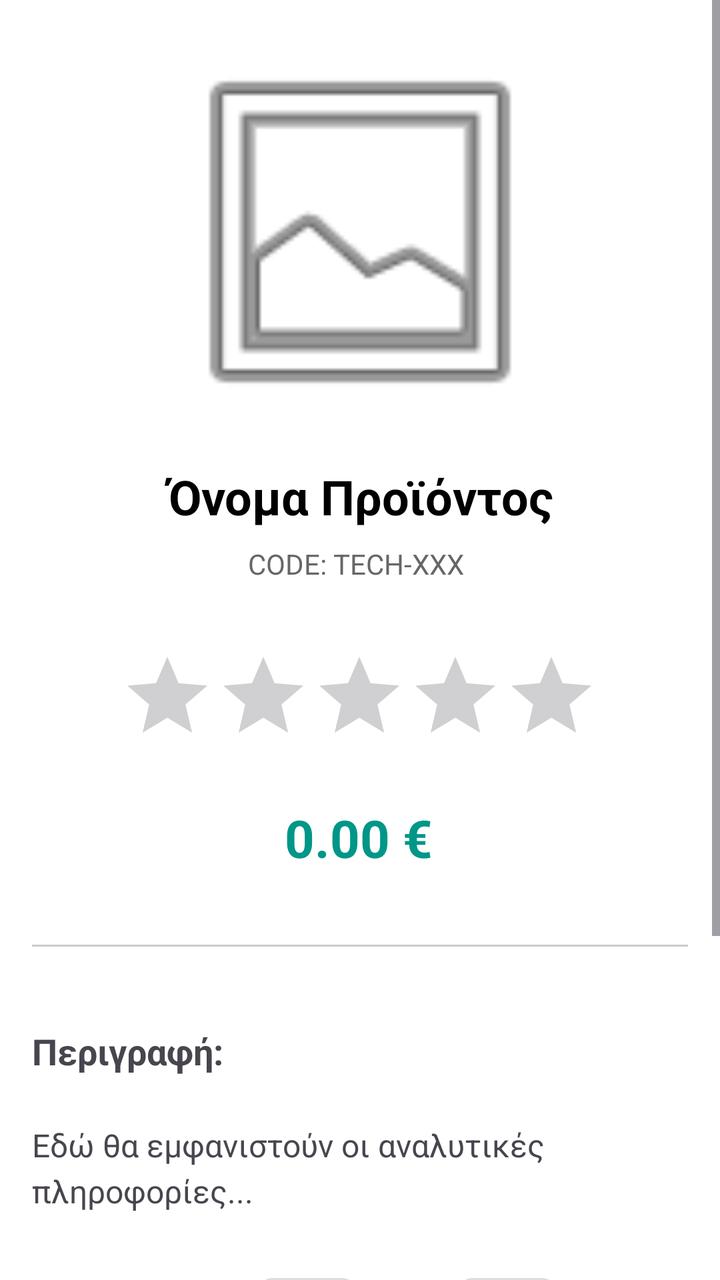
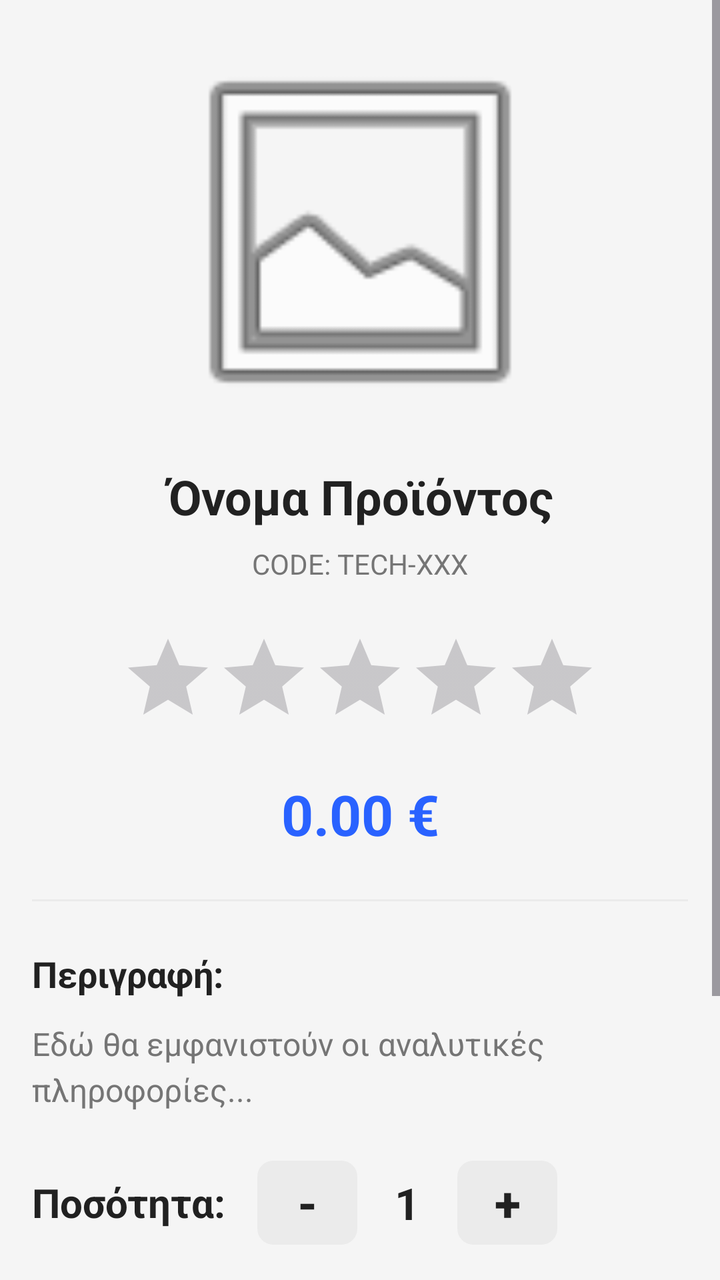

Two renders of the same Android screen: before a commit and after it. Below are the layout's source before the change and the commit's diff.
<!-- AndroidManifest.xml: application theme Theme.Team21 -->
<!-- res/layout/activity_product_details.xml -->
<?xml version="1.0" encoding="utf-8"?>
<ScrollView xmlns:android="http://schemas.android.com/apk/res/android"
    xmlns:app="http://schemas.android.com/apk/res-auto"
    xmlns:tools="http://schemas.android.com/tools"
    android:id="@+id/main"
    android:layout_width="match_parent"
    android:layout_height="match_parent"
    android:background="#FFFFFF"
    android:fillViewport="true">

    <androidx.constraintlayout.widget.ConstraintLayout
        android:id="@+id/content"
        android:layout_width="match_parent"
        android:layout_height="wrap_content"
        android:padding="16dp">

        <ImageView
            android:id="@+id/imgDetail"
            android:layout_width="0dp"
            android:layout_height="200dp"
            android:scaleType="fitCenter"
            android:src="@android:drawable/ic_menu_gallery"
            app:layout_constraintEnd_toEndOf="parent"
            app:layout_constraintStart_toStartOf="parent"
            app:layout_constraintTop_toTopOf="parent" />

        <TextView
            android:id="@+id/txtProductDetailActivityName"
            android:layout_width="0dp"
            android:layout_height="wrap_content"
            android:layout_marginTop="16dp"
            android:gravity="center"
            android:text="Όνομα Προϊόντος"
            android:textColor="@android:color/black"
            android:textSize="24sp"
            android:textStyle="bold"
            app:layout_constraintEnd_toEndOf="parent"
            app:layout_constraintStart_toStartOf="parent"
            app:layout_constraintTop_toBottomOf="@+id/imgDetail" />

        <TextView
            android:id="@+id/txtProductDetailActivityCode"
            android:layout_width="112dp"
            android:layout_height="20dp"
            android:layout_marginTop="8dp"
            android:text="CODE: TECH-XXX"
            android:textColor="#666666"
            android:textSize="14sp"
            app:layout_constraintEnd_toEndOf="parent"
            app:layout_constraintStart_toStartOf="parent"
            app:layout_constraintTop_toBottomOf="@+id/txtProductDetailActivityName" />


        <RatingBar
            android:id="@+id/ratingBarProductDetail"
            android:layout_width="wrap_content"
            android:layout_height="wrap_content"
            android:layout_marginTop="32dp"
            android:isIndicator="true"
            android:numStars="5"
            android:progressTint="#FFC107"
            android:stepSize="0.1"
            app:layout_constraintEnd_toEndOf="parent"
            app:layout_constraintHorizontal_bias="0.496"
            app:layout_constraintStart_toStartOf="parent"
            app:layout_constraintTop_toBottomOf="@+id/txtProductDetailActivityCode" />

        <TextView
            android:id="@+id/txtProductDetailActivityPrice"
            android:layout_width="wrap_content"
            android:layout_height="wrap_content"
            android:layout_marginTop="20dp"
            android:text="0.00 €"
            android:textColor="#009688"
            android:textSize="26sp"
            android:textStyle="bold"
            app:layout_constraintEnd_toEndOf="parent"
            app:layout_constraintHorizontal_bias="0.498"
            app:layout_constraintStart_toStartOf="parent"
            app:layout_constraintTop_toBottomOf="@+id/ratingBarProductDetail" />

        <View
            android:id="@+id/divider"
            android:layout_width="0dp"
            android:layout_height="1dp"
            android:layout_marginTop="36dp"
            android:background="#CCCCCC"
            app:layout_constraintEnd_toEndOf="parent"
            app:layout_constraintHorizontal_bias="0.0"
            app:layout_constraintStart_toStartOf="parent"
            app:layout_constraintTop_toBottomOf="@+id/txtProductDetailActivityPrice" />

        <TextView
            android:id="@+id/txtProductDetailActivityLabelDescription"
            android:layout_width="wrap_content"
            android:layout_height="wrap_content"
            android:layout_marginTop="40dp"
            android:text="Περιγραφή:"
            android:textSize="18sp"
            android:textStyle="bold"
            app:layout_constraintStart_toStartOf="parent"
            app:layout_constraintTop_toBottomOf="@+id/divider" />

        <TextView
            android:id="@+id/txtProductDetailActivityDetailDescription"
            android:layout_width="0dp"
            android:layout_height="wrap_content"
            android:layout_marginTop="24dp"
            android:lineSpacingExtra="4dp"
            android:text="Εδώ θα εμφανιστούν οι αναλυτικές πληροφορίες..."
            android:textSize="16sp"
            app:layout_constraintEnd_toEndOf="parent"
            app:layout_constraintHorizontal_bias="0.0"
            app:layout_constraintStart_toStartOf="parent"
            app:layout_constraintTop_toBottomOf="@+id/txtProductDetailActivityLabelDescription" />

        <TextView
            android:id="@+id/txtProductDetailActivityLabelQuantity"
            android:layout_width="wrap_content"
            android:layout_height="wrap_content"
            android:layout_marginTop="40dp"
            android:text="Ποσότητα:"
            android:textSize="20sp"
            android:textStyle="bold"
            app:layout_constraintStart_toStartOf="parent"
            app:layout_constraintTop_toBottomOf="@+id/txtProductDetailActivityDetailDescription" />

        <Button
            android:id="@+id/btnProductDetailActivityQuantityMinus"
            android:layout_width="50dp"
            android:layout_height="50dp"
            android:layout_marginStart="16dp"
            android:backgroundTint="#DDDDDD"
            android:padding="0dp"
            android:text="-"
            android:textColor="#000000"
            android:textSize="24sp"
            android:textStyle="bold"
            app:cornerRadius="8dp"
            app:layout_constraintBottom_toBottomOf="@+id/txtProductDetailActivityLabelQuantity"
            app:layout_constraintStart_toEndOf="@+id/txtProductDetailActivityLabelQuantity"
            app:layout_constraintTop_toTopOf="@+id/txtProductDetailActivityLabelQuantity" />

        <TextView
            android:id="@+id/txtProductDetailActivityQuantity"
            android:layout_width="50dp"
            android:layout_height="wrap_content"
            android:gravity="center"
            android:text="1"
            android:textSize="22sp"
            android:textStyle="bold"
            app:layout_constraintBottom_toBottomOf="@+id/btnProductDetailActivityQuantityMinus"
            app:layout_constraintStart_toEndOf="@+id/btnProductDetailActivityQuantityMinus"
            app:layout_constraintTop_toTopOf="@+id/btnProductDetailActivityQuantityMinus" />

        <Button
            android:id="@+id/btnProductDetailActivityQuantityPlus"
            android:layout_width="50dp"
            android:layout_height="50dp"
            android:backgroundTint="#DDDDDD"
            android:padding="0dp"
            android:text="+"
            android:textColor="#000000"
            android:textSize="24sp"
            android:textStyle="bold"
            app:cornerRadius="8dp"
            app:layout_constraintBottom_toBottomOf="@+id/txtProductDetailActivityQuantity"
            app:layout_constraintStart_toEndOf="@+id/txtProductDetailActivityQuantity"
            app:layout_constraintTop_toTopOf="@+id/txtProductDetailActivityQuantity" />

        <Button
            android:id="@+id/btnProductDetailViewReviews"
            android:layout_width="0dp"
            android:layout_height="55dp"
            android:layout_marginStart="10dp"
            android:layout_marginTop="36dp"
            android:layout_marginEnd="10dp"
            android:backgroundTint="#009688"
            android:drawableStart="@android:drawable/btn_star_big_off"
            android:text="Προβολή Αξιολογήσεων"
            android:textColor="#FFFFFF"
            android:textSize="18sp"
            android:textStyle="bold"
            app:cornerRadius="8dp"
            app:layout_constraintEnd_toEndOf="parent"
            app:layout_constraintHorizontal_bias="0.0"
            app:layout_constraintStart_toStartOf="parent"
            app:layout_constraintTop_toBottomOf="@+id/txtProductDetailActivityLabelQuantity" />

        <Button
            android:id="@+id/btnProductDetailActivityAddCart"
            android:layout_width="0dp"
            android:layout_height="55dp"
            android:layout_marginStart="10dp"
            android:layout_marginTop="16dp"
            android:layout_marginEnd="10dp"
            android:layout_marginBottom="24dp"
            android:backgroundTint="#009688"
            android:drawableLeft="@drawable/outline_add_shopping_cart_24"
            android:text="Προσθήκη στο Καλάθι"
            android:textSize="18sp"
            android:textStyle="bold"
            app:cornerRadius="8dp"
            app:layout_constraintBottom_toBottomOf="parent"
            app:layout_constraintEnd_toEndOf="parent"
            app:layout_constraintHorizontal_bias="1.0"
            app:layout_constraintStart_toStartOf="parent"
            app:layout_constraintTop_toBottomOf="@+id/btnProductDetailViewReviews"
            app:layout_constraintVertical_bias="1.0" />

        <FrameLayout
            android:id="@+id/fragment_container_reviews"
            android:layout_width="0dp"
            android:layout_height="0dp"
            android:background="#FFFFFF"
            android:clickable="true"
            android:elevation="20dp"
            android:focusable="true"
            android:visibility="invisible"
            app:layout_constraintBottom_toBottomOf="parent"
            app:layout_constraintEnd_toEndOf="parent"
            app:layout_constraintStart_toStartOf="parent"
            app:layout_constraintTop_toTopOf="parent" />

    </androidx.constraintlayout.widget.ConstraintLayout>
</ScrollView>
<!-- resources referenced by this layout -->
<resources>
  <!-- drawable outline_add_shopping_cart_24 (drawable) -->
  <vector xmlns:android="http://schemas.android.com/apk/res/android" android:height="24dp" android:tint="#FFFFFF" android:viewportHeight="960" android:viewportWidth="960" android:width="24dp">
        
      <path android:fillColor="@android:color/white" android:pathData="M440,360L440,240L320,240L320,160L440,160L440,40L520,40L520,160L640,160L640,240L520,240L520,360L440,360ZM280,880Q247,880 223.5,856.5Q200,833 200,800Q200,767 223.5,743.5Q247,720 280,720Q313,720 336.5,743.5Q360,767 360,800Q360,833 336.5,856.5Q313,880 280,880ZM680,880Q647,880 623.5,856.5Q600,833 600,800Q600,767 623.5,743.5Q647,720 680,720Q713,720 736.5,743.5Q760,767 760,800Q760,833 736.5,856.5Q713,880 680,880ZM40,160L40,80L171,80L341,440L621,440Q621,440 621,440Q621,440 621,440L777,160L868,160L692,478Q681,498 662.5,509Q644,520 622,520L324,520L280,600Q280,600 280,600Q280,600 280,600L760,600L760,680L280,680Q235,680 211.5,641Q188,602 210,562L264,464L120,160L40,160Z"/>
      
  </vector>
  <style name="Theme.Team21" parent="Base.Theme.Team21" />
  <style name="Base.Theme.Team21" parent="Theme.Material3.DayNight.NoActionBar">
  
          
          <item name="android:windowBackground">@color/bg_light</item>
          <item name="colorSurface">@color/card_light</item>
          <item name="colorSurfaceVariant">@color/input_bg_light</item>
  
          
          <item name="colorOnSurface">@color/text_dark</item>
          <item name="colorOnSurfaceVariant">@color/text_muted_light</item>
  
          <item name="colorOnPrimary">@color/white</item>
  
          
          <item name="colorPrimary">@color/eshop_primary</item>
          <item name="colorSecondary">@color/eshop_accent</item>
  
          <item name="colorError">@color/error_red_light</item>
  
          
          <item name="android:statusBarColor">@color/bg_light</item>
          <item name="android:windowLightStatusBar">true</item>
  
          
          <item name="colorFilterActive">@color/filter_active_light</item>
          <item name="colorFilterUnselected">@color/filter_bg_unselected_light</item>
  
          
          <item name="colorMenuButton">@color/teal_menu_light</item>
      </style>
  <color name="bg_light">#F5F5F5</color>
  <color name="card_light">#FFFFFF</color>
  <color name="input_bg_light">#EBEBEB</color>
  <color name="text_dark">#212121</color>
  <color name="text_muted_light">#757575</color>
  <color name="white">#FFFFFFFF</color>
  <color name="eshop_primary">#2962FF</color>
  <color name="eshop_accent">#FF6D00</color>
  <color name="error_red_light">#D32F2F</color>
  <color name="filter_active_light">#2962FF</color>
  <color name="filter_bg_unselected_light">#E0E0E0</color>
  <color name="teal_menu_light">#009688</color>
</resources>

<!-- the commit's change to res/layout/activity_product_details.xml (unified diff, before → after) -->
@@ -5,7 +5,7 @@
     android:id="@+id/main"
     android:layout_width="match_parent"
     android:layout_height="match_parent"
-    android:background="#FFFFFF"
+    android:background="?android:attr/windowBackground"
     android:fillViewport="true">
 
     <androidx.constraintlayout.widget.ConstraintLayout
@@ -31,7 +31,7 @@
             android:layout_marginTop="16dp"
             android:gravity="center"
             android:text="Όνομα Προϊόντος"
-            android:textColor="@android:color/black"
+            android:textColor="?attr/colorOnSurface"
             android:textSize="24sp"
             android:textStyle="bold"
             app:layout_constraintEnd_toEndOf="parent"
@@ -40,28 +40,26 @@
 
         <TextView
             android:id="@+id/txtProductDetailActivityCode"
-            android:layout_width="112dp"
-            android:layout_height="20dp"
+            android:layout_width="wrap_content"
+            android:layout_height="wrap_content"
             android:layout_marginTop="8dp"
             android:text="CODE: TECH-XXX"
-            android:textColor="#666666"
+            android:textColor="?attr/colorOnSurfaceVariant"
             android:textSize="14sp"
             app:layout_constraintEnd_toEndOf="parent"
             app:layout_constraintStart_toStartOf="parent"
             app:layout_constraintTop_toBottomOf="@+id/txtProductDetailActivityName" />
-
 
         <RatingBar
             android:id="@+id/ratingBarProductDetail"
             android:layout_width="wrap_content"
             android:layout_height="wrap_content"
-            android:layout_marginTop="32dp"
+            android:layout_marginTop="24dp"
             android:isIndicator="true"
             android:numStars="5"
-            android:progressTint="#FFC107"
+            android:progressTint="?attr/colorPrimary"
             android:stepSize="0.1"
             app:layout_constraintEnd_toEndOf="parent"
-            app:layout_constraintHorizontal_bias="0.496"
             app:layout_constraintStart_toStartOf="parent"
             app:layout_constraintTop_toBottomOf="@+id/txtProductDetailActivityCode" />
 
@@ -69,13 +67,12 @@
             android:id="@+id/txtProductDetailActivityPrice"
             android:layout_width="wrap_content"
             android:layout_height="wrap_content"
-            android:layout_marginTop="20dp"
+            android:layout_marginTop="16dp"
             android:text="0.00 €"
-            android:textColor="#009688"
-            android:textSize="26sp"
-            android:textStyle="bold"
-            app:layout_constraintEnd_toEndOf="parent"
-            app:layout_constraintHorizontal_bias="0.498"
+            android:textColor="?attr/colorPrimary"
+            android:textSize="28sp"
+            android:textStyle="bold"
+            app:layout_constraintEnd_toEndOf="parent"
             app:layout_constraintStart_toStartOf="parent"
             app:layout_constraintTop_toBottomOf="@+id/ratingBarProductDetail" />
 
@@ -83,10 +80,9 @@
             android:id="@+id/divider"
             android:layout_width="0dp"
             android:layout_height="1dp"
-            android:layout_marginTop="36dp"
-            android:background="#CCCCCC"
-            app:layout_constraintEnd_toEndOf="parent"
-            app:layout_constraintHorizontal_bias="0.0"
+            android:layout_marginTop="24dp"
+            android:background="?attr/colorSurfaceVariant"
+            app:layout_constraintEnd_toEndOf="parent"
             app:layout_constraintStart_toStartOf="parent"
             app:layout_constraintTop_toBottomOf="@+id/txtProductDetailActivityPrice" />
 
@@ -94,8 +90,9 @@
             android:id="@+id/txtProductDetailActivityLabelDescription"
             android:layout_width="wrap_content"
             android:layout_height="wrap_content"
-            android:layout_marginTop="40dp"
+            android:layout_marginTop="24dp"
             android:text="Περιγραφή:"
+            android:textColor="?attr/colorOnSurface"
             android:textSize="18sp"
             android:textStyle="bold"
             app:layout_constraintStart_toStartOf="parent"
@@ -105,12 +102,12 @@
             android:id="@+id/txtProductDetailActivityDetailDescription"
             android:layout_width="0dp"
             android:layout_height="wrap_content"
-            android:layout_marginTop="24dp"
+            android:layout_marginTop="12dp"
             android:lineSpacingExtra="4dp"
             android:text="Εδώ θα εμφανιστούν οι αναλυτικές πληροφορίες..."
+            android:textColor="?attr/colorOnSurfaceVariant"
             android:textSize="16sp"
             app:layout_constraintEnd_toEndOf="parent"
-            app:layout_constraintHorizontal_bias="0.0"
             app:layout_constraintStart_toStartOf="parent"
             app:layout_constraintTop_toBottomOf="@+id/txtProductDetailActivityLabelDescription" />
 
@@ -118,22 +115,23 @@
             android:id="@+id/txtProductDetailActivityLabelQuantity"
             android:layout_width="wrap_content"
             android:layout_height="wrap_content"
-            android:layout_marginTop="40dp"
+            android:layout_marginTop="32dp"
             android:text="Ποσότητα:"
+            android:textColor="?attr/colorOnSurface"
             android:textSize="20sp"
             android:textStyle="bold"
             app:layout_constraintStart_toStartOf="parent"
             app:layout_constraintTop_toBottomOf="@+id/txtProductDetailActivityDetailDescription" />
 
-        <Button
+        <com.google.android.material.button.MaterialButton
             android:id="@+id/btnProductDetailActivityQuantityMinus"
             android:layout_width="50dp"
             android:layout_height="50dp"
             android:layout_marginStart="16dp"
-            android:backgroundTint="#DDDDDD"
+            app:backgroundTint="?attr/colorSurfaceVariant"
             android:padding="0dp"
             android:text="-"
-            android:textColor="#000000"
+            android:textColor="?attr/colorOnSurface"
             android:textSize="24sp"
             android:textStyle="bold"
             app:cornerRadius="8dp"
@@ -147,20 +145,21 @@
             android:layout_height="wrap_content"
             android:gravity="center"
             android:text="1"
+            android:textColor="?attr/colorOnSurface"
             android:textSize="22sp"
             android:textStyle="bold"
             app:layout_constraintBottom_toBottomOf="@+id/btnProductDetailActivityQuantityMinus"
             app:layout_constraintStart_toEndOf="@+id/btnProductDetailActivityQuantityMinus"
             app:layout_constraintTop_toTopOf="@+id/btnProductDetailActivityQuantityMinus" />
 
-        <Button
+        <com.google.android.material.button.MaterialButton
             android:id="@+id/btnProductDetailActivityQuantityPlus"
             android:layout_width="50dp"
             android:layout_height="50dp"
-            android:backgroundTint="#DDDDDD"
+            app:backgroundTint="?attr/colorSurfaceVariant"
             android:padding="0dp"
             android:text="+"
-            android:textColor="#000000"
+            android:textColor="?attr/colorOnSurface"
             android:textSize="24sp"
             android:textStyle="bold"
             app:cornerRadius="8dp"
@@ -168,51 +167,56 @@
             app:layout_constraintStart_toEndOf="@+id/txtProductDetailActivityQuantity"
             app:layout_constraintTop_toTopOf="@+id/txtProductDetailActivityQuantity" />
 
-        <Button
+        <com.google.android.material.button.MaterialButton
             android:id="@+id/btnProductDetailViewReviews"
             android:layout_width="0dp"
-            android:layout_height="55dp"
+            android:layout_height="60dp"
             android:layout_marginStart="10dp"
-            android:layout_marginTop="36dp"
+            android:layout_marginTop="32dp"
             android:layout_marginEnd="10dp"
-            android:backgroundTint="#009688"
-            android:drawableStart="@android:drawable/btn_star_big_off"
+            app:backgroundTint="?attr/colorPrimary"
+            app:icon="@android:drawable/btn_star_big_off"
+            app:iconSize="24dp"
+            app:iconTint="?attr/colorOnPrimary"
+            app:iconGravity="textStart"
             android:text="Προβολή Αξιολογήσεων"
-            android:textColor="#FFFFFF"
-            android:textSize="18sp"
-            android:textStyle="bold"
-            app:cornerRadius="8dp"
-            app:layout_constraintEnd_toEndOf="parent"
-            app:layout_constraintHorizontal_bias="0.0"
+            android:textColor="?attr/colorOnPrimary"
+            android:textSize="16sp"
+            android:textStyle="bold"
+            app:cornerRadius="12dp"
+            app:layout_constraintEnd_toEndOf="parent"
             app:layout_constraintStart_toStartOf="parent"
             app:layout_constraintTop_toBottomOf="@+id/txtProductDetailActivityLabelQuantity" />
 
-        <Button
+        <com.google.android.material.button.MaterialButton
             android:id="@+id/btnProductDetailActivityAddCart"
             android:layout_width="0dp"
-            android:layout_height="55dp"
+            android:layout_height="60dp"
             android:layout_marginStart="10dp"
             android:layout_marginTop="16dp"
             android:layout_marginEnd="10dp"
             android:layout_marginBottom="24dp"
-            android:backgroundTint="#009688"
-            android:drawableLeft="@drawable/outline_add_shopping_cart_24"
+            app:backgroundTint="?attr/colorPrimary"
+            app:icon="@drawable/outline_add_shopping_cart_24"
+            app:iconSize="24dp"
+            app:iconTint="?attr/colorOnPrimary"
+            app:iconGravity="textStart"
             android:text="Προσθήκη στο Καλάθι"
-            android:textSize="18sp"
-            android:textStyle="bold"
-            app:cornerRadius="8dp"
+            android:textColor="?attr/colorOnPrimary"
+            android:textSize="16sp"
+            android:textStyle="bold"
+            app:cornerRadius="12dp"
             app:layout_constraintBottom_toBottomOf="parent"
             app:layout_constraintEnd_toEndOf="parent"
-            app:layout_constraintHorizontal_bias="1.0"
-            app:layout_constraintStart_toStartOf="parent"
-            app:layout_constraintTop_toBottomOf="@+id/btnProductDetailViewReviews"
-            app:layout_constraintVertical_bias="1.0" />
-
+            app:layout_constraintStart_toStartOf="parent"
+            app:layout_constraintTop_toBottomOf="@+id/btnProductDetailViewReviews" />
+
+        
         <FrameLayout
             android:id="@+id/fragment_container_reviews"
             android:layout_width="0dp"
             android:layout_height="0dp"
-            android:background="#FFFFFF"
+            android:background="?android:attr/windowBackground"
             android:clickable="true"
             android:elevation="20dp"
             android:focusable="true"
